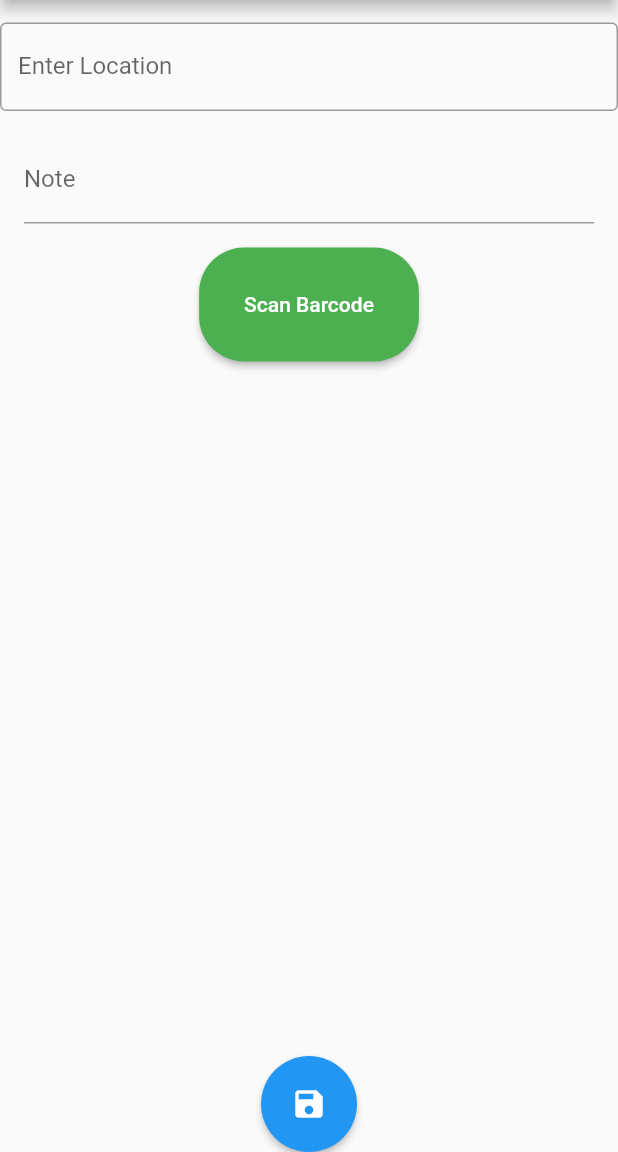
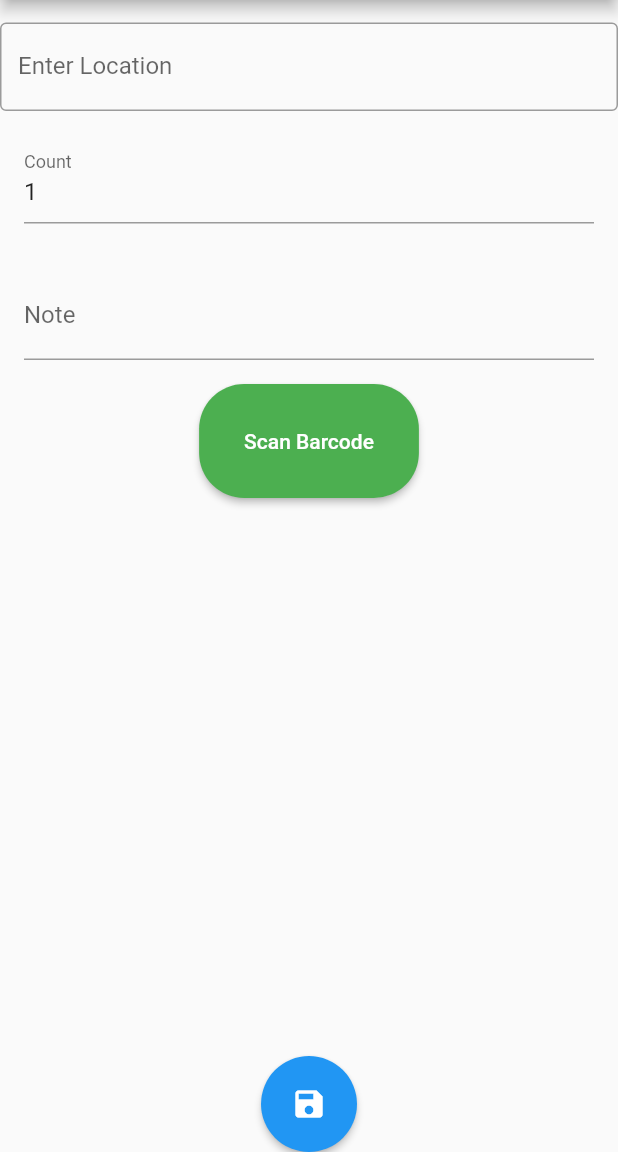
Before and after one commit to rix133/product_catalogue_creator, a Flutter app: the screen it shows after launch, on a phone screen of 412 x 824 dp, the part 84-1236 px from its top. Run offline on Flutter 3.47's test engine with Material 2 defaults, Android fonts, the phone set to English and light mode, and no system bars; our stand-ins replace csv, share_plus; missing offline and left inert: simple_barcode_scanner.

Commit message:
refractored added count_input.dart

```diff
--- a/lib/main.dart
+++ b/lib/main.dart
@@ -7,11 +7,13 @@ import 'package:flutter/services.dart';
 void main() {
   WidgetsFlutterBinding.ensureInitialized();
   SystemChrome.setPreferredOrientations([DeviceOrientation.portraitUp])
-      .then((_) => runApp(MyApp()));
+      .then((_) => runApp(const MyApp()));
 }
 
 
 class MyApp extends StatelessWidget {
+  const MyApp({super.key});
+
 
   @override
   Widget build(BuildContext context) {
@@ -21,7 +23,7 @@ class MyApp extends StatelessWidget {
       theme: ThemeData(
         primarySwatch: Colors.blue,
       ),
-      home: HomeScreen(),
+      home: const HomeScreen(),
     );
   }
 }
--- a/lib/screens/home_screen.dart
+++ b/lib/screens/home_screen.dart
@@ -9,8 +9,11 @@ import '../widgets/book_list.dart';
 import '../widgets/scan_button.dart';
 import '../widgets/save_button.dart';
 import '../widgets/note_input.dart';
+import '../widgets/count_input.dart';
 
 class HomeScreen extends StatefulWidget {
+  const HomeScreen({super.key});
+
   @override
   _HomeScreenState createState() => _HomeScreenState();
 }
@@ -18,8 +21,10 @@ class HomeScreen extends StatefulWidget {
 class _HomeScreenState extends State<HomeScreen> {
   String _location = '';
   String _note = '';
+  String _count = '1';
   List<Book> _books = [];
 
+  final GlobalKey<CountInputState> _countInputKey = GlobalKey();
   @override
   void initState() {
     super.initState();
@@ -37,6 +42,7 @@ class _HomeScreenState extends State<HomeScreen> {
           barcode: book['barcode'],
           location: book['location'],
           timestamp: DateTime.parse(book['timestamp']),
+          count: book['count'],
           note: book['note'],
         ))
             .toList();
@@ -56,6 +62,12 @@ class _HomeScreenState extends State<HomeScreen> {
     });
   }
 
+  void _changeCount(String count) {
+    setState(() {
+      _count = count;
+    });
+  }
+
   void _addBook(String barcode) {
     setState(() {
       _books.insert(
@@ -64,10 +76,13 @@ class _HomeScreenState extends State<HomeScreen> {
               barcode: barcode,
               location: _location,
               timestamp: DateTime.now(),
-              note: _note
+              note: _note,
+              count: _count
           )
       );
       _saveBooks();
+      _countInputKey.currentState?.reset();
+
     });
   }
 
@@ -90,23 +105,23 @@ class _HomeScreenState extends State<HomeScreen> {
   Widget build(BuildContext context) {
     return Scaffold(
       appBar: AppBar(
-        title: Text('Book Scanner'),
+        title: const Text('Book Scanner'),
         actions: [
           IconButton(
-            icon: Icon(Icons.delete),
+            icon: const Icon(Icons.delete),
             onPressed: () => showDialog(
               context: context,
               builder: (context) => AlertDialog(
-                title: Text('Clear books?'),
+                title: const Text('Clear books?'),
                 content:
-                Text('Are you sure you want to clear the book list?'),
+                const Text('Are you sure you want to clear the book list?'),
                 actions: [
                   TextButton(
-                    child: Text('Cancel'),
+                    child: const Text('Cancel'),
                     onPressed: () => Navigator.of(context).pop(),
                   ),
                   TextButton(
-                    child: Text('Clear'),
+                    child: const Text('Clear'),
                     onPressed: () {
                       Navigator.of(context).pop();
                       _clearBooks();
@@ -122,6 +137,7 @@ class _HomeScreenState extends State<HomeScreen> {
         children: [
           const SizedBox(height: 15),
           LocationInput(onChangeLocation: _changeLocation),
+          CountInput(key: _countInputKey, onChangeCount: _changeCount),
           NoteInput(onChangeNote: (note) => setState(() => _note = note)),
           ScanButton(onAddBook: _addBook),
           BookList(books: _books, onDeleteBook: _deleteBook),
--- a/lib/widgets/book_list.dart
+++ b/lib/widgets/book_list.dart
@@ -6,15 +6,17 @@ class Book {
   final String barcode;
   final String location;
   final String note;
+  final String count;
   final DateTime timestamp;
 
 
-  Book({required this.barcode, required this.location, required this.timestamp, required this.note});
+  Book({required this.barcode, required this.location, required this.timestamp, required this.note, required this.count});
 
   Map<String, dynamic> toJson() => {
     'barcode': barcode,
     'location': location,
     'timestamp': timestamp.toIso8601String(),
+    'count': count,
     'note': note,
   };
 }
@@ -23,7 +25,7 @@ class BookList extends StatelessWidget {
   final List<Book> books;
   final Function(int) onDeleteBook;
 
-  BookList({required this.books, required this.onDeleteBook});
+  const BookList({super.key, required this.books, required this.onDeleteBook});
 
   Future<void> _searchBarcode(String barcode) async {
     final url = Uri.parse('https://www.google.com/search?q=$barcode');
@@ -40,27 +42,27 @@ class BookList extends StatelessWidget {
         itemCount: books.length,
         itemBuilder: (context, index) => ListTile(
           leading: IconButton(
-            icon: Icon(Icons.search, color:Colors.purpleAccent),
+            icon: const Icon(Icons.search, color:Colors.purpleAccent),
             onPressed: () => _searchBarcode(books[index].barcode),
           ),
           title: Text(books[index].barcode),
           subtitle:
           Text('${books[index].location} - ${DateFormat.yMMMd().format(books[index].timestamp)}'),
           trailing: IconButton(
-            icon: Icon(Icons.delete),
+            icon: const Icon(Icons.delete),
             color: Colors.red,
             onPressed: () => showDialog(
               context: context,
               builder: (context) => AlertDialog(
-                title: Text('Delete book?'),
-                content: Text('Are you sure you want to delete this book?'),
+                title: const Text('Delete book?'),
+                content: const Text('Are you sure you want to delete this book?'),
                 actions: [
                   TextButton(
-                    child: Text('Cancel'),
+                    child: const Text('Cancel'),
                     onPressed: () => Navigator.of(context).pop(),
                   ),
                   TextButton(
-                    child: Text('Delete'),
+                    child: const Text('Delete'),
                     onPressed: () {
                       Navigator.of(context).pop();
                       onDeleteBook(index);
--- /dev/null
+++ b/lib/widgets/count_input.dart
@@ -0,0 +1,31 @@
+import 'package:flutter/material.dart';
+
+class CountInput extends StatefulWidget {
+  final Function(String) onChangeCount;
+
+  const CountInput({Key? key, required this.onChangeCount}) : super(key: key);
+
+  @override
+  CountInputState createState() => CountInputState();
+}
+
+class CountInputState extends State<CountInput> {
+  final TextEditingController _controller = TextEditingController(text:"1");
+
+  void reset() {
+    _controller.clear();
+  }
+
+  @override
+  Widget build(BuildContext context) {
+    return Padding(
+      padding: const EdgeInsets.all(16.0),
+      child: TextField(
+        controller: _controller,
+        decoration: const InputDecoration(labelText: 'Count'),
+        keyboardType: TextInputType.number,
+        onChanged: widget.onChangeCount,
+      ),
+    );
+  }
+}
--- a/lib/widgets/location_input.dart
+++ b/lib/widgets/location_input.dart
@@ -3,12 +3,12 @@ import 'package:flutter/material.dart';
 class LocationInput extends StatelessWidget {
   final Function(String) onChangeLocation;
 
-  LocationInput({required this.onChangeLocation});
+  const LocationInput({super.key, required this.onChangeLocation});
 
   @override
   Widget build(BuildContext context) {
     return TextField(
-      decoration: InputDecoration(
+      decoration: const InputDecoration(
         border: OutlineInputBorder(),
         labelText: 'Enter Location',
       ),
--- a/lib/widgets/note_input.dart
+++ b/lib/widgets/note_input.dart
@@ -3,7 +3,7 @@ import 'package:flutter/material.dart';
 class NoteInput extends StatefulWidget {
   final Function(String) onChangeNote;
 
-  NoteInput({required this.onChangeNote});
+  const NoteInput({super.key, required this.onChangeNote});
 
   @override
   _NoteInputState createState() => _NoteInputState();
@@ -18,7 +18,7 @@ class _NoteInputState extends State<NoteInput> {
       padding: const EdgeInsets.all(16.0),
       child: TextField(
         controller: _controller,
-        decoration: InputDecoration(labelText: 'Note'),
+        decoration: const InputDecoration(labelText: 'Note'),
         onChanged: widget.onChangeNote,
       ),
     );
--- a/lib/widgets/save_button.dart
+++ b/lib/widgets/save_button.dart
@@ -12,7 +12,7 @@ import 'book_list.dart';
 class SaveButton extends StatelessWidget {
   final List<Book> books;
 
-  SaveButton({required this.books});
+  const SaveButton({super.key, required this.books});
 
   Future<void> _saveToCsv(BuildContext context) async {
     final List<List<dynamic>> rows = [
@@ -24,7 +24,6 @@ class SaveButton extends StatelessWidget {
     final String csv = const ListToCsvConverter().convert(rows);
 
     final Directory directory = await getTemporaryDirectory();
-    if (directory != null) {
       final String filePath = '${directory.path}/books.csv';
       final File file = File(filePath);
 
@@ -34,7 +33,7 @@ class SaveButton extends StatelessWidget {
         final XFile xFile = XFile(filePath, mimeType: 'text/csv');
         Share.shareXFiles([xFile]);
       }
-    }
+
 
   }
 
@@ -43,13 +42,13 @@ class SaveButton extends StatelessWidget {
   Widget build(BuildContext context) {
     return ElevatedButton(
       style: ElevatedButton.styleFrom(
-          padding: EdgeInsets.all(20),
+          padding: const EdgeInsets.all(20),
           shape: RoundedRectangleBorder(
               borderRadius: BorderRadius.circular(100)
           )
       ),
       onPressed: () => _saveToCsv(context),
-      child: Icon(Icons.save),
+      child: const Icon(Icons.save),
     );
 
   }
--- a/lib/widgets/scan_button.dart
+++ b/lib/widgets/scan_button.dart
@@ -4,7 +4,7 @@ import 'package:simple_barcode_scanner/simple_barcode_scanner.dart';
 class ScanButton extends StatefulWidget {
   final Function(String) onAddBook;
 
-  ScanButton({required this.onAddBook});
+  const ScanButton({super.key, required this.onAddBook});
 
   @override
   _ScanButtonState createState() => _ScanButtonState();
@@ -12,30 +12,34 @@ class ScanButton extends StatefulWidget {
 
 class _ScanButtonState extends State<ScanButton> {
   Future<void> _scanBarcode(BuildContext context) async {
-    final barcode = await Navigator.push(
-      context,
+    final navigator = Navigator.of(context); // store the Navigator
+    final scaffoldMessenger = ScaffoldMessenger.of(context); // store the ScaffoldMessenger
+    final barcode = await navigator.push(
       MaterialPageRoute(
         builder: (context) => const SimpleBarcodeScannerPage(),
       ),
     );
     widget.onAddBook(barcode);
-    ScaffoldMessenger.of(context).showSnackBar(
+    scaffoldMessenger.showSnackBar(
       SnackBar(content: Text('Scanned barcode $barcode')),
     );
   }
+
+
+
 
   @override
   Widget build(BuildContext context) {
     return ElevatedButton(
       onPressed: () => _scanBarcode(context),
-      child: const Text('Scan Barcode'),
       style: ElevatedButton.styleFrom(
         backgroundColor: Colors.green,
         shape: RoundedRectangleBorder(
           borderRadius: BorderRadius.circular(30),
         ),
-        padding: EdgeInsets.symmetric(horizontal: 30, vertical: 30),
+        padding: const EdgeInsets.symmetric(horizontal: 30, vertical: 30),
       ),
+      child: const Text('Scan Barcode'),
     );
 
   }
--- a/pubspec.yaml
+++ b/pubspec.yaml
@@ -16,7 +16,7 @@ publish_to: 'none' # Remove this line if you wish to publish to pub.dev
 # https://developer.apple.com/library/archive/documentation/General/Reference/InfoPlistKeyReference/Articles/CoreFoundationKeys.html
 # In Windows, build-name is used as the major, minor, and patch parts
 # of the product and file versions while build-number is used as the build suffix.
-version: 1.0.0+1
+version: 1.0.1+2
 
 environment:
   sdk: '>=3.0.5 <4.0.0'
@@ -28,9 +28,8 @@ environment:
 # the latest version available on pub.dev. To see which dependencies have newer
 # versions available, run `flutter pub outdated`.
 dependencies:
-#  path_provider:
+  path_provider:
   simple_barcode_scanner:
-# android_intent:
   share_plus:
   intl:
   csv:
```
Also changed, not shown: 1 other file.
